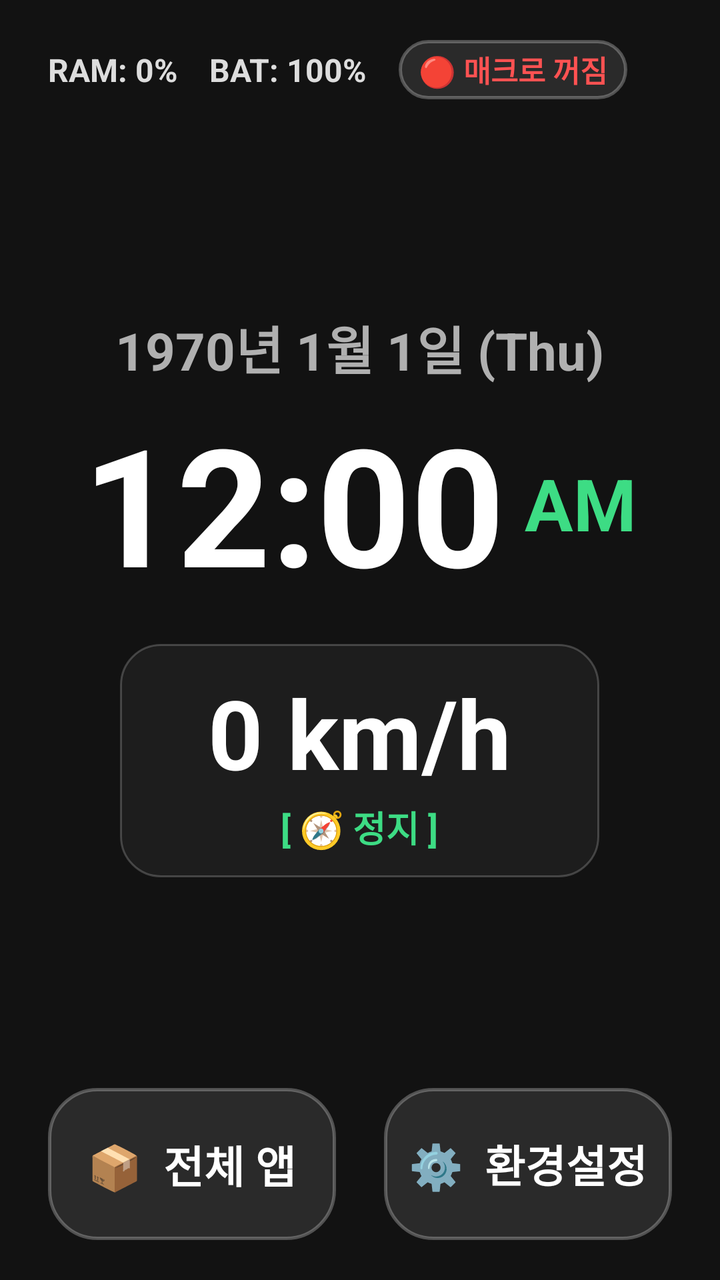
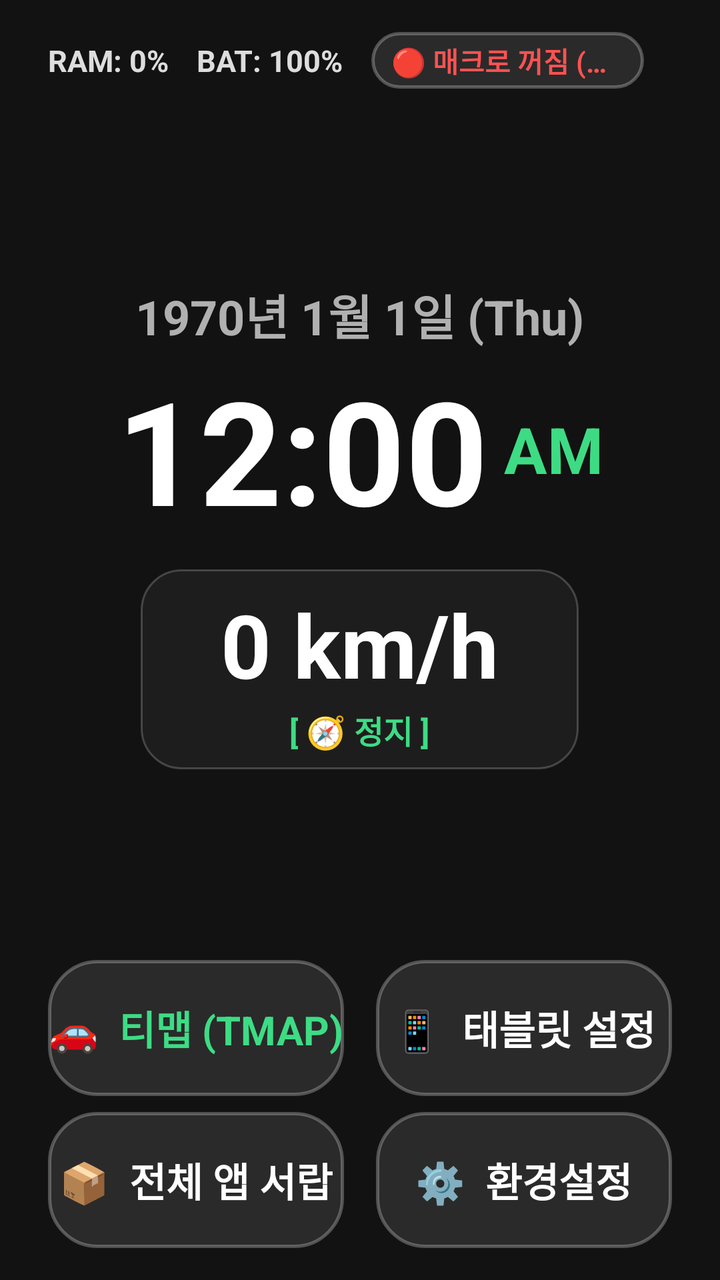

Before-and-after screenshots of an Android layout around one commit, followed by the original layout XML and the change that was made.
<!-- AndroidManifest.xml: application theme Theme.CarHome -->
<!-- res/layout/activity_main.xml -->
<?xml version="1.0" encoding="utf-8"?>
<LinearLayout
    xmlns:android="http://schemas.android.com/apk/res/android"
    android:layout_width="match_parent"
    android:layout_height="match_parent"
    android:orientation="vertical"
    android:background="#121212"
    android:paddingStart="24dp"
    android:paddingEnd="24dp"
    android:paddingTop="20dp"
    android:paddingBottom="20dp">

    
    <LinearLayout
        android:layout_width="match_parent"
        android:layout_height="wrap_content"
        android:orientation="horizontal"
        android:gravity="center"
        android:layout_marginBottom="16dp">

        
        <TextView
            android:id="@+id/tvMemory"
            android:layout_width="wrap_content"
            android:layout_height="wrap_content"
            android:text="RAM: 0%"
            android:textColor="#DDDDDD"
            android:textSize="16sp"
            android:textStyle="bold"
            android:singleLine="true"
            android:layout_marginEnd="16dp" />

        
        <TextView
            android:id="@+id/tvBattery"
            android:layout_width="wrap_content"
            android:layout_height="wrap_content"
            android:text="BAT: 100%"
            android:textColor="#DDDDDD"
            android:textSize="16sp"
            android:textStyle="bold"
            android:singleLine="true"
            android:layout_marginEnd="16dp" />

        
        <LinearLayout
            android:id="@+id/btnAccessibilityStatus"
            android:layout_width="wrap_content"
            android:layout_height="wrap_content"
            android:orientation="horizontal"
            android:gravity="center"
            android:background="@drawable/bg_dock_btn"
            android:paddingStart="10dp"
            android:paddingEnd="10dp"
            android:paddingTop="4dp"
            android:paddingBottom="4dp"
            android:layout_marginEnd="16dp"
            android:clickable="true"
            android:focusable="true">

            <TextView
                android:id="@+id/tvAccessibility"
                android:layout_width="wrap_content"
                android:layout_height="wrap_content"
                android:text="🔴 매크로 꺼짐"
                android:textColor="#FF5252"
                android:textSize="15sp"
                android:textStyle="bold"
                android:singleLine="true" />
        </LinearLayout>

        
        <TextView
            android:id="@+id/tvGpsStatus"
            android:layout_width="wrap_content"
            android:layout_height="wrap_content"
            android:text="GPS: 준비"
            android:textColor="#3DDC84"
            android:textSize="15sp"
            android:textStyle="bold"
            android:singleLine="true" />
    </LinearLayout>

    
    <LinearLayout
        android:layout_width="match_parent"
        android:layout_height="0dp"
        android:layout_weight="1"
        android:orientation="vertical"
        android:gravity="center">

        
        <TextClock
            android:id="@+id/textClockDate"
            android:layout_width="wrap_content"
            android:layout_height="wrap_content"
            android:format12Hour="yyyy년 M월 d일 (E)"
            android:format24Hour="yyyy년 M월 d일 (E)"
            android:textColor="#B0B0B0"
            android:textSize="26sp"
            android:textStyle="bold"
            android:layout_marginBottom="4dp" />

        
        <LinearLayout
            android:layout_width="wrap_content"
            android:layout_height="wrap_content"
            android:orientation="horizontal"
            android:gravity="center"
            android:baselineAligned="true"
            android:layout_marginBottom="16dp">

            <TextClock
                android:id="@+id/textClock"
                android:layout_width="wrap_content"
                android:layout_height="wrap_content"
                android:format12Hour="hh:mm"
                android:format24Hour="HH:mm"
                android:textColor="#FFFFFF"
                android:textSize="82sp"
                android:textStyle="bold" />

            <TextClock
                android:id="@+id/textClockAmPm"
                android:layout_width="wrap_content"
                android:layout_height="wrap_content"
                android:format12Hour="a"
                android:format24Hour=" "
                android:textColor="#3DDC84"
                android:textSize="36sp"
                android:textStyle="bold"
                android:layout_marginStart="10dp" />
        </LinearLayout>

        
        <LinearLayout
            android:layout_width="wrap_content"
            android:layout_height="wrap_content"
            android:orientation="vertical"
            android:gravity="center"
            android:background="@drawable/bg_card_dark"
            android:paddingStart="44dp"
            android:paddingEnd="44dp"
            android:paddingTop="12dp"
            android:paddingBottom="12dp">

            <TextView
                android:id="@+id/tvGpsSpeed"
                android:layout_width="wrap_content"
                android:layout_height="wrap_content"
                android:text="0 km/h"
                android:textColor="#FFFFFF"
                android:textSize="48sp"
                android:textStyle="bold" />

            <TextView
                android:id="@+id/tvGpsHeading"
                android:layout_width="wrap_content"
                android:layout_height="wrap_content"
                android:text="[ 🧭 정지 ]"
                android:textColor="#3DDC84"
                android:textSize="18sp"
                android:textStyle="bold"
                android:layout_marginTop="2dp" />
        </LinearLayout>
    </LinearLayout>

    
    <LinearLayout
        android:layout_width="match_parent"
        android:layout_height="wrap_content"
        android:orientation="horizontal"
        android:gravity="center"
        android:layout_marginTop="16dp"
        android:weightSum="2">

        <LinearLayout
            android:id="@+id/btnAllApps"
            android:layout_width="0dp"
            android:layout_height="76dp"
            android:layout_weight="1"
            android:layout_marginEnd="12dp"
            android:background="@drawable/bg_dock_btn"
            android:gravity="center"
            android:clickable="true"
            android:focusable="true">

            <TextView
                android:layout_width="wrap_content"
                android:layout_height="wrap_content"
                android:text="📦  전체 앱"
                android:textColor="#FFFFFF"
                android:textSize="22sp"
                android:textStyle="bold" />
        </LinearLayout>

        <LinearLayout
            android:id="@+id/btnSettings"
            android:layout_width="0dp"
            android:layout_height="76dp"
            android:layout_weight="1"
            android:layout_marginStart="12dp"
            android:background="@drawable/bg_dock_btn"
            android:gravity="center"
            android:clickable="true"
            android:focusable="true">

            <TextView
                android:layout_width="wrap_content"
                android:layout_height="wrap_content"
                android:text="⚙️  환경설정"
                android:textColor="#FFFFFF"
                android:textSize="22sp"
                android:textStyle="bold" />
        </LinearLayout>
    </LinearLayout>
</LinearLayout>
<!-- resources referenced by this layout -->
<resources>
  <!-- drawable bg_card_dark (drawable) -->
  <?xml version="1.0" encoding="utf-8"?>
  <shape xmlns:android="http://schemas.android.com/apk/res/android"
      android:shape="rectangle">
      <corners android:radius="20dp" />
      <solid android:color="#E61E1E1E" />
      <stroke
          android:width="1dp"
          android:color="#33FFFFFF" />
  </shape>
  <!-- drawable bg_dock_btn (drawable) -->
  <?xml version="1.0" encoding="utf-8"?>
  <shape xmlns:android="http://schemas.android.com/apk/res/android"
      android:shape="rectangle">
      <corners android:radius="24dp" />
      <solid android:color="#2A2A2A" />
      <stroke
          android:width="1.5dp"
          android:color="#44FFFFFF" />
  </shape>
  <style name="Theme.CarHome" parent="Base.Theme.CarHome" />
  <style name="Base.Theme.CarHome" parent="Theme.Material3.DayNight.NoActionBar">
          
          
      </style>
</resources>

<!-- the commit's change to res/layout/activity_main.xml (unified diff, before → after) -->
@@ -7,8 +7,8 @@
     android:background="#121212"
     android:paddingStart="24dp"
     android:paddingEnd="24dp"
-    android:paddingTop="20dp"
-    android:paddingBottom="20dp">
+    android:paddingTop="16dp"
+    android:paddingBottom="16dp">
 
     
     <LinearLayout
@@ -16,7 +16,7 @@
         android:layout_height="wrap_content"
         android:orientation="horizontal"
         android:gravity="center"
-        android:layout_marginBottom="16dp">
+        android:layout_marginBottom="12dp">
 
         
         <TextView
@@ -25,10 +25,10 @@
             android:layout_height="wrap_content"
             android:text="RAM: 0%"
             android:textColor="#DDDDDD"
-            android:textSize="16sp"
+            android:textSize="15sp"
             android:textStyle="bold"
             android:singleLine="true"
-            android:layout_marginEnd="16dp" />
+            android:layout_marginEnd="14dp" />
 
         
         <TextView
@@ -37,10 +37,10 @@
             android:layout_height="wrap_content"
             android:text="BAT: 100%"
             android:textColor="#DDDDDD"
-            android:textSize="16sp"
+            android:textSize="15sp"
             android:textStyle="bold"
             android:singleLine="true"
-            android:layout_marginEnd="16dp" />
+            android:layout_marginEnd="14dp" />
 
         
         <LinearLayout
@@ -54,7 +54,7 @@
             android:paddingEnd="10dp"
             android:paddingTop="4dp"
             android:paddingBottom="4dp"
-            android:layout_marginEnd="16dp"
+            android:layout_marginEnd="14dp"
             android:clickable="true"
             android:focusable="true">
 
@@ -62,9 +62,9 @@
                 android:id="@+id/tvAccessibility"
                 android:layout_width="wrap_content"
                 android:layout_height="wrap_content"
-                android:text="🔴 매크로 꺼짐"
+                android:text="🔴 매크로 꺼짐 (터치)"
                 android:textColor="#FF5252"
-                android:textSize="15sp"
+                android:textSize="14sp"
                 android:textStyle="bold"
                 android:singleLine="true" />
         </LinearLayout>
@@ -76,7 +76,7 @@
             android:layout_height="wrap_content"
             android:text="GPS: 준비"
             android:textColor="#3DDC84"
-            android:textSize="15sp"
+            android:textSize="14sp"
             android:textStyle="bold"
             android:singleLine="true" />
     </LinearLayout>
@@ -97,9 +97,9 @@
             android:format12Hour="yyyy년 M월 d일 (E)"
             android:format24Hour="yyyy년 M월 d일 (E)"
             android:textColor="#B0B0B0"
-            android:textSize="26sp"
-            android:textStyle="bold"
-            android:layout_marginBottom="4dp" />
+            android:textSize="24sp"
+            android:textStyle="bold"
+            android:layout_marginBottom="2dp" />
 
         
         <LinearLayout
@@ -108,7 +108,7 @@
             android:orientation="horizontal"
             android:gravity="center"
             android:baselineAligned="true"
-            android:layout_marginBottom="16dp">
+            android:layout_marginBottom="12dp">
 
             <TextClock
                 android:id="@+id/textClock"
@@ -117,7 +117,7 @@
                 android:format12Hour="hh:mm"
                 android:format24Hour="HH:mm"
                 android:textColor="#FFFFFF"
-                android:textSize="82sp"
+                android:textSize="72sp"
                 android:textStyle="bold" />
 
             <TextClock
@@ -127,9 +127,9 @@
                 android:format12Hour="a"
                 android:format24Hour=" "
                 android:textColor="#3DDC84"
-                android:textSize="36sp"
+                android:textSize="32sp"
                 android:textStyle="bold"
-                android:layout_marginStart="10dp" />
+                android:layout_marginStart="8dp" />
         </LinearLayout>
 
         
@@ -139,10 +139,10 @@
             android:orientation="vertical"
             android:gravity="center"
             android:background="@drawable/bg_card_dark"
-            android:paddingStart="44dp"
-            android:paddingEnd="44dp"
-            android:paddingTop="12dp"
-            android:paddingBottom="12dp">
+            android:paddingStart="40dp"
+            android:paddingEnd="40dp"
+            android:paddingTop="8dp"
+            android:paddingBottom="8dp">
 
             <TextView
                 android:id="@+id/tvGpsSpeed"
@@ -150,7 +150,7 @@
                 android:layout_height="wrap_content"
                 android:text="0 km/h"
                 android:textColor="#FFFFFF"
-                android:textSize="48sp"
+                android:textSize="44sp"
                 android:textStyle="bold" />
 
             <TextView
@@ -159,7 +159,7 @@
                 android:layout_height="wrap_content"
                 android:text="[ 🧭 정지 ]"
                 android:textColor="#3DDC84"
-                android:textSize="18sp"
+                android:textSize="16sp"
                 android:textStyle="bold"
                 android:layout_marginTop="2dp" />
         </LinearLayout>
@@ -169,49 +169,106 @@
     <LinearLayout
         android:layout_width="match_parent"
         android:layout_height="wrap_content"
-        android:orientation="horizontal"
-        android:gravity="center"
-        android:layout_marginTop="16dp"
-        android:weightSum="2">
-
-        <LinearLayout
-            android:id="@+id/btnAllApps"
-            android:layout_width="0dp"
-            android:layout_height="76dp"
-            android:layout_weight="1"
-            android:layout_marginEnd="12dp"
-            android:background="@drawable/bg_dock_btn"
-            android:gravity="center"
-            android:clickable="true"
-            android:focusable="true">
-
-            <TextView
-                android:layout_width="wrap_content"
-                android:layout_height="wrap_content"
-                android:text="📦  전체 앱"
-                android:textColor="#FFFFFF"
-                android:textSize="22sp"
-                android:textStyle="bold" />
-        </LinearLayout>
-
-        <LinearLayout
-            android:id="@+id/btnSettings"
-            android:layout_width="0dp"
-            android:layout_height="76dp"
-            android:layout_weight="1"
-            android:layout_marginStart="12dp"
-            android:background="@drawable/bg_dock_btn"
-            android:gravity="center"
-            android:clickable="true"
-            android:focusable="true">
-
-            <TextView
-                android:layout_width="wrap_content"
-                android:layout_height="wrap_content"
-                android:text="⚙️  환경설정"
-                android:textColor="#FFFFFF"
-                android:textSize="22sp"
-                android:textStyle="bold" />
+        android:orientation="vertical"
+        android:layout_marginTop="12dp">
+
+        
+        <LinearLayout
+            android:layout_width="match_parent"
+            android:layout_height="wrap_content"
+            android:orientation="horizontal"
+            android:gravity="center"
+            android:layout_marginBottom="8dp"
+            android:weightSum="2">
+
+            <LinearLayout
+                android:id="@+id/btnNavi"
+                android:layout_width="0dp"
+                android:layout_height="68dp"
+                android:layout_weight="1"
+                android:layout_marginEnd="8dp"
+                android:background="@drawable/bg_dock_btn"
+                android:gravity="center"
+                android:clickable="true"
+                android:focusable="true">
+
+                <TextView
+                    android:layout_width="wrap_content"
+                    android:layout_height="wrap_content"
+                    android:text="🚗  티맵 (TMAP)"
+                    android:textColor="#3DDC84"
+                    android:textSize="20sp"
+                    android:textStyle="bold" />
+            </LinearLayout>
+
+            <LinearLayout
+                android:id="@+id/btnSystemSettings"
+                android:layout_width="0dp"
+                android:layout_height="68dp"
+                android:layout_weight="1"
+                android:layout_marginStart="8dp"
+                android:background="@drawable/bg_dock_btn"
+                android:gravity="center"
+                android:clickable="true"
+                android:focusable="true">
+
+                <TextView
+                    android:layout_width="wrap_content"
+                    android:layout_height="wrap_content"
+                    android:text="📱  태블릿 설정"
+                    android:textColor="#FFFFFF"
+                    android:textSize="20sp"
+                    android:textStyle="bold" />
+            </LinearLayout>
+        </LinearLayout>
+
+        
+        <LinearLayout
+            android:layout_width="match_parent"
+            android:layout_height="wrap_content"
+            android:orientation="horizontal"
+            android:gravity="center"
+            android:weightSum="2">
+
+            <LinearLayout
+                android:id="@+id/btnAllApps"
+                android:layout_width="0dp"
+                android:layout_height="68dp"
+                android:layout_weight="1"
+                android:layout_marginEnd="8dp"
+                android:background="@drawable/bg_dock_btn"
+                android:gravity="center"
+                android:clickable="true"
+                android:focusable="true">
+
+                <TextView
+                    android:layout_width="wrap_content"
+                    android:layout_height="wrap_content"
+                    android:text="📦  전체 앱 서랍"
+                    android:textColor="#FFFFFF"
+                    android:textSize="20sp"
+                    android:textStyle="bold" />
+            </LinearLayout>
+
+            <LinearLayout
+                android:id="@+id/btnSettings"
+                android:layout_width="0dp"
+                android:layout_height="68dp"
+                android:layout_weight="1"
+                android:layout_marginStart="8dp"
+                android:background="@drawable/bg_dock_btn"
+                android:gravity="center"
+                android:clickable="true"
+                android:focusable="true">
+
+                <TextView
+                    android:layout_width="wrap_content"
+                    android:layout_height="wrap_content"
+                    android:text="⚙️  환경설정"
+                    android:textColor="#FFFFFF"
+                    android:textSize="20sp"
+                    android:textStyle="bold" />
+            </LinearLayout>
         </LinearLayout>
     </LinearLayout>
 </LinearLayout>
